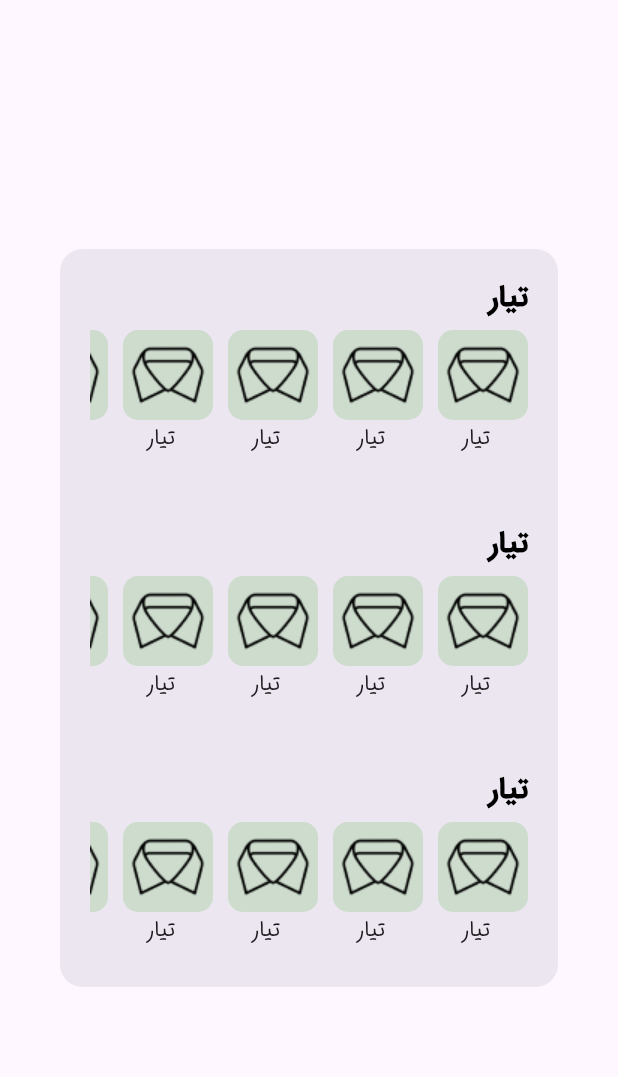
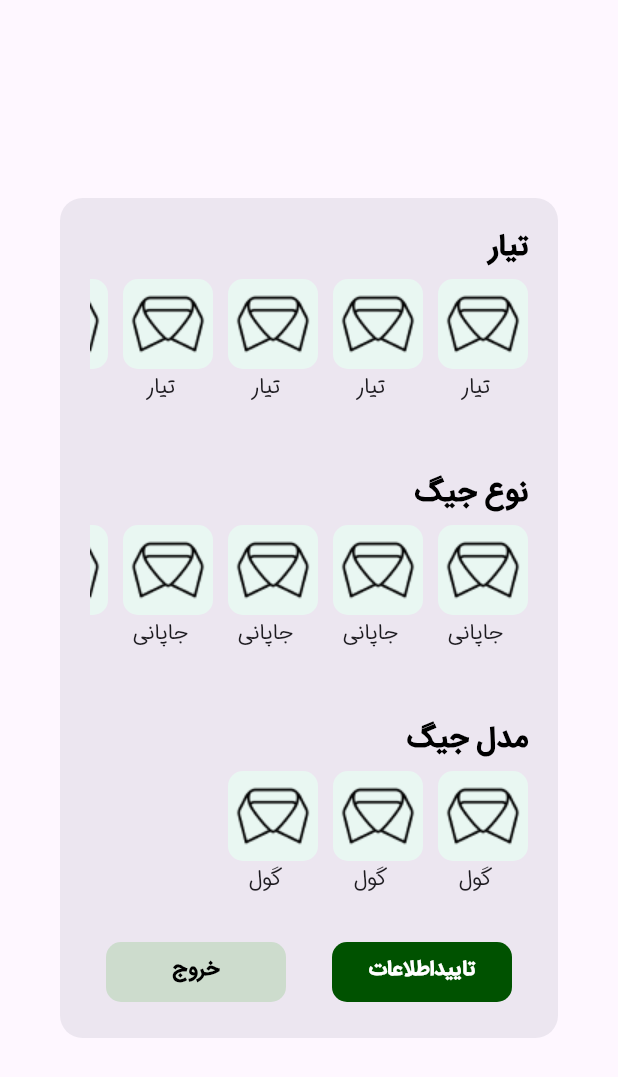
Before and after one commit to AliMotamedi7/shoonz-tailor, a Flutter app: the TypeDialog widget shown alone on an empty page, opened directly, on a phone screen of 412 x 824 dp. Shown: the top 1077 px of the screen. Run offline on Flutter 3.47's test engine with Material 3 defaults, Android fonts, the phone set to English and light mode, and no system bars; our stand-ins replace fl_chart, pinput.

Commit message:
completing dialog

```diff
--- a/lib/widgets/enterSizeWidgets/type_dialog.dart
+++ b/lib/widgets/enterSizeWidgets/type_dialog.dart
@@ -1,5 +1,4 @@
 import 'package:flutter/material.dart';
-import 'package:flutter/widgets.dart';
 import 'package:shoonz_tailor/constants/appColors.dart';
 
 class TypeDialog extends StatefulWidget {
@@ -22,9 +21,79 @@ class _TypeDialogState extends State<TypeDialog> {
         child: Column(
           crossAxisAlignment: CrossAxisAlignment.center,
           children: [
-            TypeList(typeTitle: "تیار", typeSubTitle: "تیار"),
-            TypeList(typeTitle: "تیار", typeSubTitle: "تیار"),
-            TypeList(typeTitle: "تیار", typeSubTitle: "تیار"),
+            const TypeList(
+              typeTitle: "تیار",
+              typeSubTitle: "تیار",
+              count: 10,
+            ),
+            const TypeList(
+              typeTitle: "نوع جیگ",
+              typeSubTitle: "جاپانی",
+              count: 5,
+            ),
+            const TypeList(
+              typeTitle: "مدل جیگ",
+              typeSubTitle: "گول",
+              count: 3,
+            ),
+            Row(
+              textDirection: TextDirection.rtl,
+              mainAxisAlignment: MainAxisAlignment.spaceEvenly,
+              children: [
+                SizedBox(
+                  width: 120,
+                  child: ElevatedButton(
+                    style: ElevatedButton.styleFrom(
+                        alignment: Alignment.center,
+                        elevation: 0,
+                        backgroundColor: AppColors.greenShoonz,
+                        shape: RoundedRectangleBorder(
+                          borderRadius: BorderRadius.circular(10),
+                        )),
+                    onPressed: () {
+                      var snackBar = const SnackBar(
+                          content: Text(
+                        'تایید شد',
+                        textAlign: TextAlign.start,
+                        textDirection: TextDirection.rtl,
+                      ));
+                      ScaffoldMessenger.of(context).showSnackBar(snackBar);
+                      Navigator.pop(context);
+                    },
+                    child: const Text(
+                      "تاییداطلاعات",
+                      textAlign: TextAlign.center,
+                      style: TextStyle(
+                          color: Colors.white, fontWeight: FontWeight.bold),
+                    ),
+                  ),
+                ),
+                SizedBox(
+                  width: 120,
+                  child: ElevatedButton(
+                    style: ElevatedButton.styleFrom(
+                        alignment: Alignment.center,
+                        elevation: 0,
+                        backgroundColor: AppColors.greenDark,
+                        shape: RoundedRectangleBorder(
+                          borderRadius: BorderRadius.circular(10),
+                        )),
+                    onPressed: () {
+                      Navigator.pop(context);
+                    },
+                    child: const Text(
+                      "خروج",
+                      textAlign: TextAlign.center,
+                      style: TextStyle(
+                          color: Colors.black, fontWeight: FontWeight.bold),
+                    ),
+                  ),
+                ),
+              ],
+            ),
+            const SizedBox(
+              height: 20,
+            )
           ],
         ),
       ),
@@ -34,10 +103,14 @@ class _TypeDialogState extends State<TypeDialog> {
 
 class TypeList extends StatefulWidget {
   const TypeList(
-      {super.key, required this.typeTitle, required this.typeSubTitle});
+      {super.key,
+      required this.typeTitle,
+      required this.typeSubTitle,
+      required this.count});
 
   final String typeTitle;
   final String typeSubTitle;
+  final int count;
 
   @override
   State<TypeList> createState() => _TypeListState();
@@ -75,6 +148,7 @@ class _TypeListState extends State<TypeList> {
               child: ListView.builder(
                   shrinkWrap: true,
                   scrollDirection: Axis.horizontal,
+                  itemCount: widget.count,
                   itemBuilder: (context, index) {
                     return Column(
                       crossAxisAlignment: CrossAxisAlignment.center,
@@ -85,7 +159,7 @@ class _TypeListState extends State<TypeList> {
                           alignment: Alignment.center,
                           margin: const EdgeInsets.only(left: 10),
                           decoration: BoxDecoration(
-                            color: AppColors.greenDark,
+                            color: AppColors.greenLight,
                             borderRadius: BorderRadius.circular(10),
                           ),
                           child: Image.asset("assets/images/clotheIcon.png"),
```
